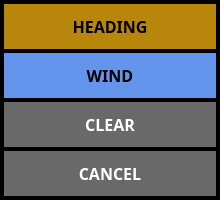
Before: the Qt Designer form ui/BugSelector.ui in UnexplodedMinds/Stratofier, drawn with Qt 5.
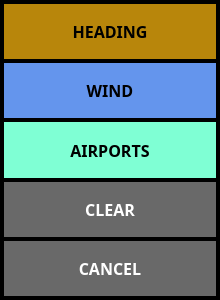
After: the same form once the commit is applied.

The edit to the form file:
```diff
--- a/ui/BugSelector.ui
+++ b/ui/BugSelector.ui
@@ -7,7 +7,7 @@
     <x>0</x>
     <y>0</y>
     <width>220</width>
-    <height>200</height>
+    <height>300</height>
    </rect>
   </property>
   <property name="sizePolicy">
@@ -19,7 +19,7 @@
   <property name="minimumSize">
    <size>
     <width>220</width>
-    <height>200</height>
+    <height>300</height>
    </size>
   </property>
   <property name="palette">
@@ -230,6 +230,53 @@
      </property>
     </widget>
    </item>
+   <item>
+    <widget class="QPushButton" name="m_pAirportsButton">
+     <property name="sizePolicy">
+      <sizepolicy hsizetype="MinimumExpanding" vsizetype="MinimumExpanding">
+       <horstretch>0</horstretch>
+       <verstretch>0</verstretch>
+      </sizepolicy>
+     </property>
+     <property name="font">
+      <font>
+       <family>Droid Sans</family>
+       <pointsize>12</pointsize>
+       <weight>75</weight>
+       <bold>true</bold>
+      </font>
+     </property>
+     <property name="styleSheet">
+      <string notr="true">QPushButton
+{
+	border: none;
+	color: black;
+	background-color: Aquamarine;
+	margin: 2px;
+}
+QPushButton::pressed
+{
+	border: none;
+	color: black;
+	background-color: LightGray;
+	margin: 2px;
+}
+</string>
+     </property>
+     <property name="text">
+      <string>AIRPORTS</string>
+     </property>
+     <property name="iconSize">
+      <size>
+       <width>32</width>
+       <height>32</height>
+      </size>
+     </property>
+     <property name="autoDefault">
+      <bool>false</bool>
+     </property>
+    </widget>
+   </item>
    <item>
     <widget class="QPushButton" name="m_pClearButton">
      <property name="sizePolicy">
```
